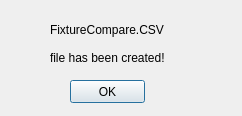
First picture: the form in csvdialog.ui, repository themattkerr/FixtureCompare, before the edit.
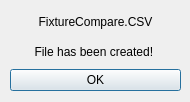
Second picture: the form after the edit.

```diff
--- a/csvdialog.ui
+++ b/csvdialog.ui
@@ -6,51 +6,51 @@
    <rect>
     <x>0</x>
     <y>0</y>
-    <width>242</width>
-    <height>116</height>
+    <width>190</width>
+    <height>102</height>
    </rect>
   </property>
   <property name="windowTitle">
    <string>CSV file</string>
   </property>
+  <widget class="QWidget" name="verticalLayoutWidget">
+   <property name="geometry">
+    <rect>
+     <x>10</x>
+     <y>10</y>
+     <width>171</width>
+     <height>81</height>
+    </rect>
+   </property>
+   <layout class="QVBoxLayout" name="verticalLayout">
+    <item>
   <widget class="QLabel" name="label">
-   <property name="geometry">
-    <rect>
-     <x>50</x>
-     <y>20</y>
-     <width>141</width>
-     <height>20</height>
-    </rect>
-   </property>
    <property name="text">
     <string>FixtureCompare.CSV</string>
    </property>
-  </widget>
+      <property name="alignment">
+       <set>Qt::AlignCenter</set>
+      </property>
+     </widget>
+    </item>
+    <item>
   <widget class="QLabel" name="label_2">
-   <property name="geometry">
-    <rect>
-     <x>50</x>
-     <y>50</y>
-     <width>151</width>
-     <height>16</height>
-    </rect>
-   </property>
    <property name="text">
-    <string>file has been created! </string>
-   </property>
-  </widget>
+       <string>File has been created! </string>
+      </property>
+      <property name="alignment">
+       <set>Qt::AlignCenter</set>
+      </property>
+     </widget>
+    </item>
+    <item>
   <widget class="QPushButton" name="CloseCSVdialog">
-   <property name="geometry">
-    <rect>
-     <x>70</x>
-     <y>80</y>
-     <width>75</width>
-     <height>23</height>
-    </rect>
-   </property>
    <property name="text">
     <string>OK</string>
    </property>
+     </widget>
+    </item>
+   </layout>
   </widget>
  </widget>
  <resources/>
```
Lines whose indentation alone changed are shown as unchanged.
